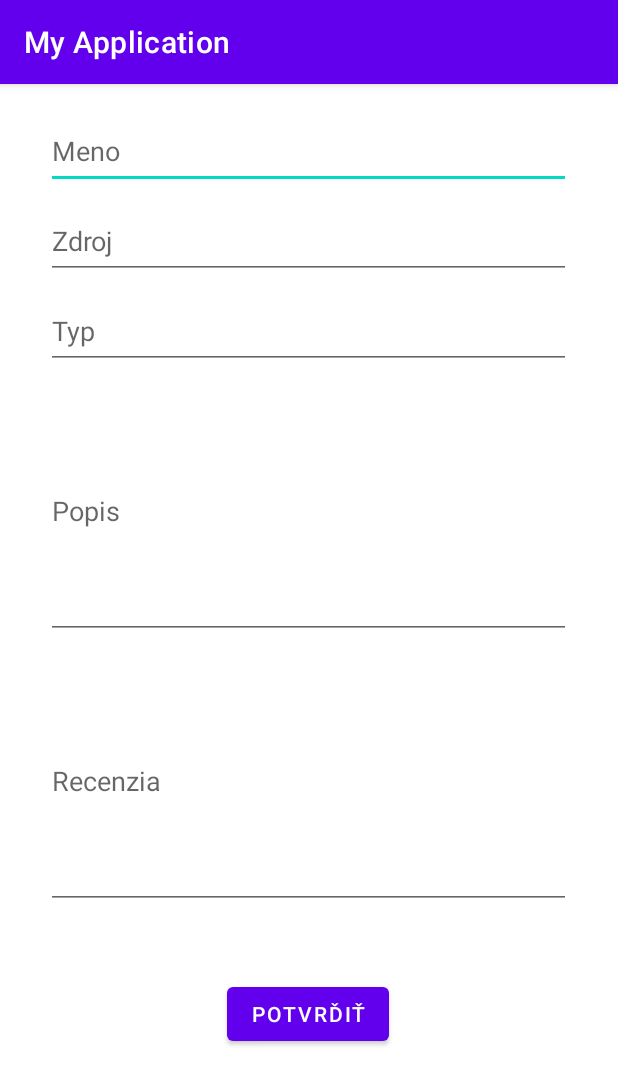
After one commit to b3lix/ITU-cogniteam, an Android app: the AddItemActivity screen opened directly, with no data from a screen before it, on a phone screen of 412 x 824 dp. The commit adds this screen. Shown: the top 1085 px of the screen. Run offline under Robolectric (Android 15) with nearby library versions, the phone set to English and light mode, and no system bars; our stand-ins replace Volley; network calls fail.

Commit message:
Added activity_additem

```diff
--- a/frontend-android/app/src/main/AndroidManifest.xml
+++ b/frontend-android/app/src/main/AndroidManifest.xml
@@ -21,6 +21,7 @@
             </intent-filter>
         </activity>
         <activity android:label="@string/app_name" android:name=".LoginActivity"/>
+        <activity android:label="@string/app_name" android:name=".AddItemActivity"/>
     </application>
 
 </manifest>
--- /dev/null
+++ b/frontend-android/app/src/main/java/com/app/itu/AddItemActivity.java
@@ -0,0 +1,113 @@
+package com.app.itu;
+
+import android.annotation.SuppressLint;
+import android.content.Intent;
+import android.os.Bundle;
+import android.text.Editable;
+import android.view.View;
+import android.widget.Button;
+import android.widget.EditText;
+
+import androidx.appcompat.app.AppCompatActivity;
+
+import org.json.JSONException;
+
+public class AddItemActivity extends AppCompatActivity
+{
+    EditText getFoodName;
+    EditText getFoodSource;
+    EditText getFoodType;
+    EditText getFoodDescription;
+    EditText getFoodReview;
+    Button setFood;
+
+    JsonRequest jsonRequest = new JsonRequest();
+
+    private void setupUI()
+    {
+        getFoodName = findViewById(R.id.editTextTextFoodName);
+        getFoodSource = findViewById(R.id.editTextTextFoodSource);
+        getFoodType = findViewById(R.id.editTextTextFoodType);
+        getFoodDescription = findViewById(R.id.editTextTextFoodDescription);
+        getFoodReview = findViewById(R.id.editTextTextFoodReview);
+        setFood = findViewById(R.id.activityButtonSubmit);
+    }
+    @Override
+    protected void onCreate(Bundle savedInstanceState) {
+        super.onCreate(savedInstanceState);
+        setContentView(R.layout.activity_additem);
+        setupUI();
+        setupListeners();
+    }
+
+    private void setupListeners()
+    {
+        setFood.setOnClickListener(new View.OnClickListener() {
+            @Override
+            public void onClick(View v)
+            {
+                boolean isValid = true;
+
+                Editable getFoodNameText = getFoodName.getText();
+                if (getFoodNameText.toString().isEmpty())
+                {
+                    getFoodName.setError("This field cannot be empty!");
+                    isValid = false;
+                }
+                Editable getFoodSourceText = getFoodName.getText();
+                if (getFoodSourceText.toString().isEmpty())
+                {
+                    getFoodSource.setError("This field cannot be empty!");
+                    isValid = false;
+                }
+                Editable getFoodTypeText = getFoodName.getText();
+                if (getFoodTypeText.toString().isEmpty())
+                {
+                    getFoodType.setError("This field cannot be empty!");
+                    isValid = false;
+                }
+                Editable getFoodDescriptionText = getFoodName.getText();
+                if (getFoodDescriptionText.toString().isEmpty())
+                {
+                    getFoodDescription.setError("This field cannot be empty!");
+                    isValid = false;
+                }
+                Editable getFoodReviewText = getFoodName.getText();
+                if (getFoodReviewText.toString().isEmpty())
+                {
+                    getFoodReview.setError("This field cannot be empty!");
+                    isValid = false;
+                }
+
+                if (isValid)
+                {
+                    String testFood = "{\n" +
+                            " \"name\":" +"\"" + getFoodNameText + "\",\n" +
+                            " \"source\":\"" + getFoodSourceText + "\",\n" +
+                            " \"type\":\"" + getFoodTypeText + "\",\n" +
+                            " \"description\": \"" + getFoodDescriptionText + "\",\n" +
+                            " \"review\":\n" +
+                            "{ \"msg\":\"Amaziiiiiiiiiiing\",\n" +
+                            "\"type\":\"1\",\n" +
+                            "\"rating\": \"10\",\n" +
+                            "\"negative_points\": [\"-10\"],\n" +
+                            "\"positive_points\": [\"10\"]}\n" +
+                            "}";
+                    Singleton.getInstance().requestBody = testFood;
+                    Singleton.getInstance().setUrlOperation("/food/create");
+                    try {
+                        jsonRequest.postMethod(v.getContext(), new JsonRequest.VolleyCallBack() {
+                            @Override
+                            public void onSuccess() throws JSONException {
+
+                            }
+                        });
+                    } catch (JSONException e) {
+                        e.printStackTrace();
+                    }
+                }
+            }
+        });
+
+    }
+}
--- a/frontend-android/app/src/main/java/com/app/itu/MainActivity.java
+++ b/frontend-android/app/src/main/java/com/app/itu/MainActivity.java
@@ -3,9 +3,11 @@ package com.app.itu;
 import android.content.Intent;
 import android.graphics.Color;
 import android.os.Bundle;
+import android.view.Gravity;
 import android.view.View;
 import android.view.Menu;
 import android.widget.Button;
+import android.widget.FrameLayout;
 import android.widget.TextView;
 
 import com.google.android.material.snackbar.Snackbar;
--- a/frontend-android/app/src/main/java/com/app/itu/ui/gallery/GalleryFragment.java
+++ b/frontend-android/app/src/main/java/com/app/itu/ui/gallery/GalleryFragment.java
@@ -8,6 +8,7 @@ import android.widget.TextView;
 
 import androidx.annotation.NonNull;
 import androidx.annotation.Nullable;
+import androidx.appcompat.app.AppCompatActivity;
 import androidx.fragment.app.Fragment;
 import androidx.lifecycle.Observer;
 import androidx.lifecycle.ViewModelProvider;
@@ -15,7 +16,8 @@ import androidx.lifecycle.ViewModelProvider;
 import com.app.itu.R;
 import com.app.itu.databinding.FragmentGalleryBinding;
 
-public class GalleryFragment extends Fragment {
+public class GalleryFragment extends Fragment
+{
 
     private GalleryViewModel galleryViewModel;
     private FragmentGalleryBinding binding;
--- /dev/null
+++ b/frontend-android/app/src/main/res/layout/activity_additem.xml
@@ -0,0 +1,77 @@
+<?xml version="1.0" encoding="utf-8"?>
+<androidx.constraintlayout.widget.ConstraintLayout xmlns:android="http://schemas.android.com/apk/res/android"
+    android:layout_width="match_parent"
+    android:layout_height="match_parent"
+    xmlns:app="http://schemas.android.com/apk/res-auto">
+    <EditText
+        android:id="@+id/editTextTextFoodName"
+        android:layout_width="350dp"
+        android:layout_height="50dp"
+        android:layout_marginTop="20dp"
+        android:ems="10"
+        android:hint="Meno"
+        app:layout_constraintEnd_toEndOf="parent"
+        app:layout_constraintHorizontal_bias="0.493"
+        app:layout_constraintStart_toStartOf="parent"
+        app:layout_constraintTop_toTopOf="parent" />
+
+    <EditText
+        android:id="@+id/editTextTextFoodSource"
+        android:layout_width="350dp"
+        android:layout_height="50dp"
+        android:layout_marginTop="10dp"
+        android:ems="10"
+        android:hint="Zdroj"
+        app:layout_constraintEnd_toEndOf="parent"
+        app:layout_constraintHorizontal_bias="0.493"
+        app:layout_constraintStart_toStartOf="parent"
+        app:layout_constraintTop_toBottomOf="@+id/editTextTextFoodName" />
+
+    <EditText
+        android:id="@+id/editTextTextFoodType"
+        android:layout_width="350dp"
+        android:layout_height="50dp"
+        android:layout_marginTop="10dp"
+        android:ems="10"
+        android:hint="Typ"
+        app:layout_constraintEnd_toEndOf="parent"
+        app:layout_constraintHorizontal_bias="0.493"
+        app:layout_constraintStart_toStartOf="parent"
+        app:layout_constraintTop_toBottomOf="@+id/editTextTextFoodSource" />
+
+    <EditText
+        android:id="@+id/editTextTextFoodDescription"
+        android:layout_width="350dp"
+        android:layout_height="170dp"
+        android:layout_marginTop="10dp"
+        android:ems="10"
+        android:hint="Popis"
+        app:layout_constraintEnd_toEndOf="parent"
+        app:layout_constraintHorizontal_bias="0.493"
+        app:layout_constraintStart_toStartOf="parent"
+        app:layout_constraintTop_toBottomOf="@+id/editTextTextFoodType" />
+
+    <EditText
+        android:id="@+id/editTextTextFoodReview"
+        android:layout_width="350dp"
+        android:layout_height="170dp"
+        android:layout_marginTop="10dp"
+        android:ems="10"
+        android:hint="Recenzia"
+        app:layout_constraintEnd_toEndOf="parent"
+        app:layout_constraintHorizontal_bias="0.493"
+        app:layout_constraintStart_toStartOf="parent"
+        app:layout_constraintTop_toBottomOf="@+id/editTextTextFoodDescription" />
+
+    <Button
+        android:id="@+id/activityButtonSubmit"
+        android:layout_width="wrap_content"
+        android:layout_height="wrap_content"
+        android:text="Potvrďiť"
+        app:layout_constraintBottom_toBottomOf="parent"
+        app:layout_constraintEnd_toEndOf="parent"
+        app:layout_constraintHorizontal_bias="0.498"
+        app:layout_constraintStart_toStartOf="parent"
+        app:layout_constraintTop_toBottomOf="@+id/editTextTextFoodReview"
+        app:layout_constraintVertical_bias="0.27" />
+</androidx.constraintlayout.widget.ConstraintLayout>
```
Also changed, not shown: frontend-android/app/src/main/java/com/app/itu/LoginActivity.java (+4 -8 lines), frontend-android/app/src/main/java/com/app/itu/ui/home/HomeFragment.java (+25 -4 lines).
